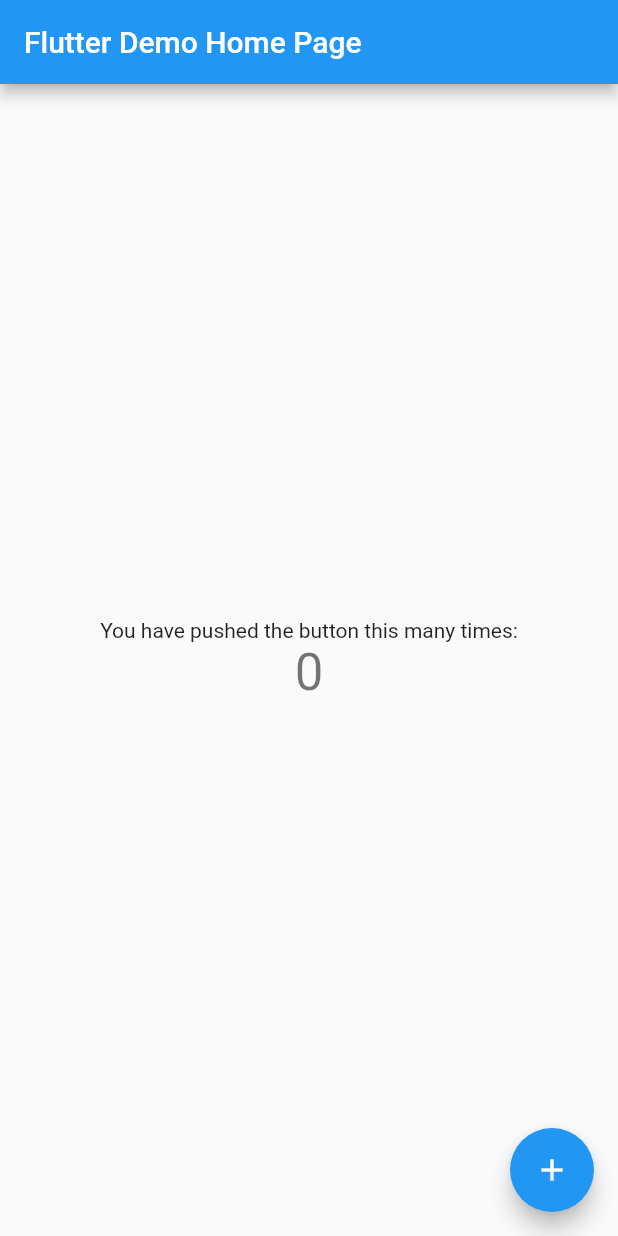
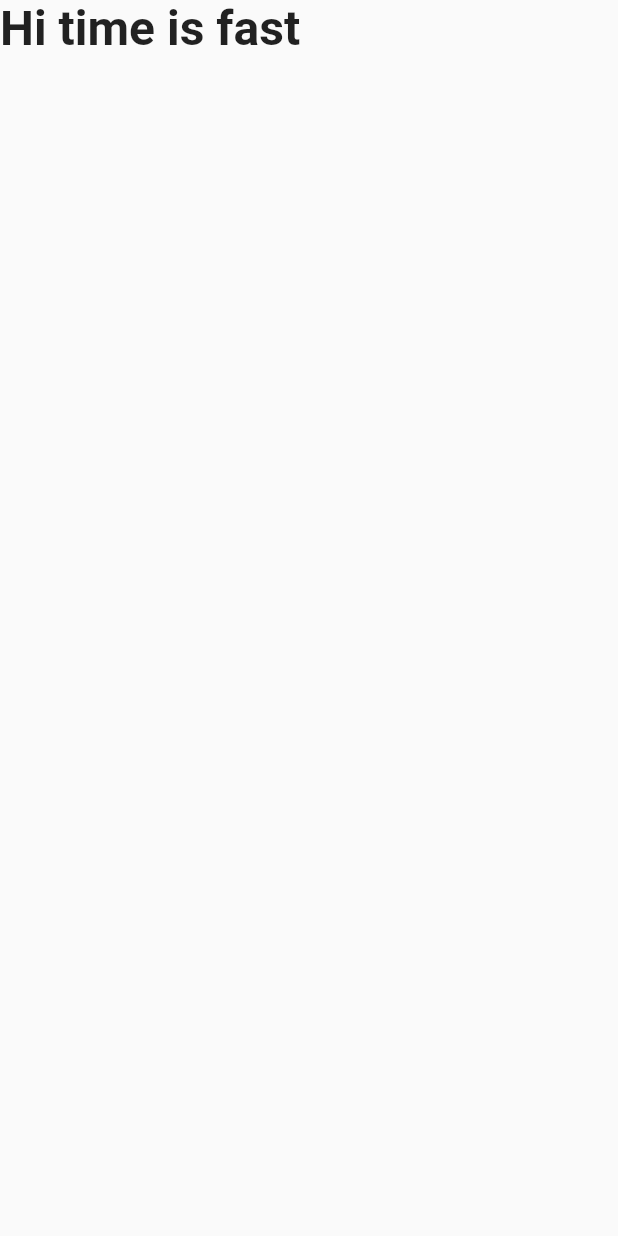
Before and after one commit to codrae/cse40hackathon, a Flutter app: the screen it shows after launch, on a phone screen of 412 x 824 dp. Run offline on Flutter 3.47's test engine with Material 2 defaults, Android fonts, the phone set to English and light mode, and no system bars.

Commit message:
add time is fast

```diff
--- a/lib/main.dart
+++ b/lib/main.dart
@@ -5,6 +5,7 @@
 }
 
 class MyApp extends StatelessWidget {
+  //hi
   const MyApp({super.key});
 
   // This widget is the root of your application.
@@ -13,15 +14,6 @@
     return MaterialApp(
       title: 'Flutter Demo',
       theme: ThemeData(
-        // This is the theme of your application.
-        //
-        // Try running your application with "flutter run". You'll see the
-        // application has a blue toolbar. Then, without quitting the app, try
-        // changing the primarySwatch below to Colors.green and then invoke
-        // "hot reload" (press "r" in the console where you ran "flutter run",
-        // or simply save your changes to "hot reload" in a Flutter IDE).
-        // Notice that the counter didn't reset back to zero; the application
-        // is not restarted.
         primarySwatch: Colors.blue,
       ),
       home: const MyHomePage(title: 'Flutter Demo Home Page'),
@@ -31,16 +23,6 @@
 
 class MyHomePage extends StatefulWidget {
   const MyHomePage({super.key, required this.title});
-
-  // This widget is the home page of your application. It is stateful, meaning
-  // that it has a State object (defined below) that contains fields that affect
-  // how it looks.
-
-  // This class is the configuration for the state. It holds the values (in this
-  // case the title) provided by the parent (in this case the App widget) and
-  // used by the build method of the State. Fields in a Widget subclass are
-  // always marked "final".
-
   final String title;
 
   @override
@@ -48,68 +30,22 @@
 }
 
 class _MyHomePageState extends State<MyHomePage> {
-  int _counter = 0;
-
-  void _incrementCounter() {
-    setState(() {
-      // This call to setState tells the Flutter framework that something has
-      // changed in this State, which causes it to rerun the build method below
-      // so that the display can reflect the updated values. If we changed
-      // _counter without calling setState(), then the build method would not be
-      // called again, and so nothing would appear to happen.
-      _counter++;
-    });
-  }
-
+  final int _counter = 0;
   @override
   Widget build(BuildContext context) {
-    // This method is rerun every time setState is called, for instance as done
-    // by the _incrementCounter method above.
-    //
-    // The Flutter framework has been optimized to make rerunning build methods
-    // fast, so that you can just rebuild anything that needs updating rather
-    // than having to individually change instances of widgets.
     return Scaffold(
-      appBar: AppBar(
-        // Here we take the value from the MyHomePage object that was created by
-        // the App.build method, and use it to set our appbar title.
-        title: Text(widget.title),
-      ),
-      body: Center(
-        // Center is a layout widget. It takes a single child and positions it
-        // in the middle of the parent.
-        child: Column(
-          // Column is also a layout widget. It takes a list of children and
-          // arranges them vertically. By default, it sizes itself to fit its
-          // children horizontally, and tries to be as tall as its parent.
-          //
-          // Invoke "debug painting" (press "p" in the console, choose the
-          // "Toggle Debug Paint" action from the Flutter Inspector in Android
-          // Studio, or the "Toggle Debug Paint" command in Visual Studio Code)
-          // to see the wireframe for each widget.
-          //
-          // Column has various properties to control how it sizes itself and
-          // how it positions its children. Here we use mainAxisAlignment to
-          // center the children vertically; the main axis here is the vertical
-          // axis because Columns are vertical (the cross axis would be
-          // horizontal).
-          mainAxisAlignment: MainAxisAlignment.center,
-          children: <Widget>[
-            const Text(
-              'You have pushed the button this many times:',
+        body: Column(
+      children: [
+        Row(children: const [
+          Text(
+            'Hi time is fast',
+            style: TextStyle(
+              fontSize: 32,
+              fontWeight: FontWeight.w600,
             ),
-            Text(
-              '$_counter',
-              style: Theme.of(context).textTheme.headline4,
-            ),
-          ],
-        ),
-      ),
-      floatingActionButton: FloatingActionButton(
-        onPressed: _incrementCounter,
-        tooltip: 'Increment',
-        child: const Icon(Icons.add),
-      ), // This trailing comma makes auto-formatting nicer for build methods.
-    );
+          ),
+        ])
+      ],
+    ));
   }
 }
```
